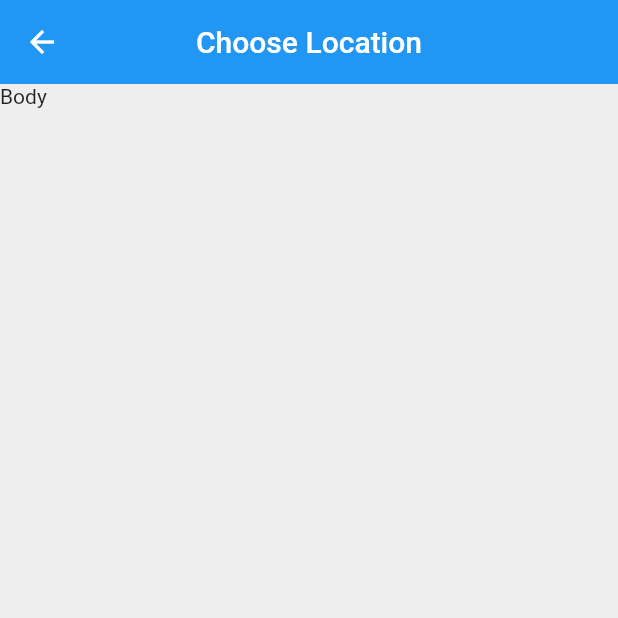
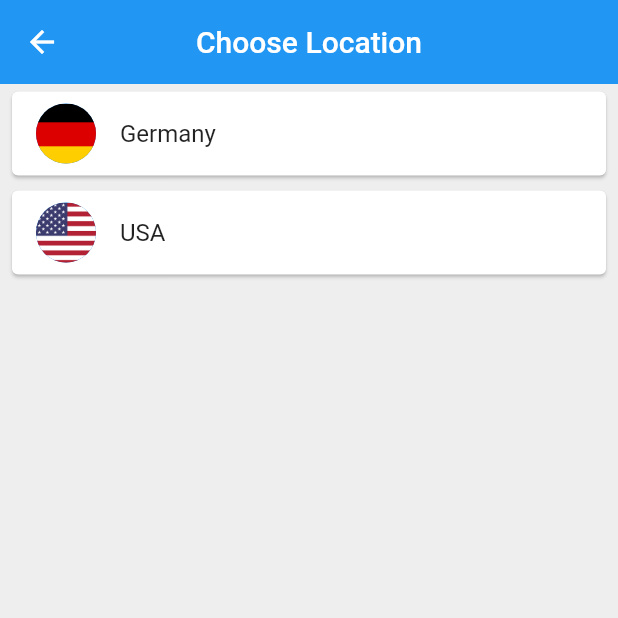
Before and after one commit to anantgoldie/world_time_flutter, a Flutter app: the ChooseLocation screen opened by its route, on a phone screen of 412 x 824 dp, the top half of it. Run offline on Flutter 3.47's test engine with Material 2 defaults, Android fonts, the phone set to English and light mode, and no system bars; our stand-ins replace flutter_spinkit; network calls fail.

Commit message:
project completed

```diff
--- a/lib/pages/choose_location.dart
+++ b/lib/pages/choose_location.dart
@@ -1,4 +1,5 @@
 import 'package:flutter/material.dart';
+import 'package:world_time/services/world_time.dart';
 
 class ChooseLocation extends StatefulWidget {
   static const routeName = '/chooseLocation';
@@ -8,6 +9,17 @@ class ChooseLocation extends StatefulWidget {
 }
 
 class _ChooseLocationState extends State<ChooseLocation> {
+  List<WorldTime> countries = [
+    WorldTime(url: "Europe/Berlin", location: "Germany", flag: "germany.png"),
+    WorldTime(url: "America/New_York", location: "USA", flag: "usa.png")
+  ];
+
+  void updateTime(index) async {
+    WorldTime newCountry = countries[index];
+    await newCountry.getCountryData();
+    Navigator.pop(context, newCountry);
+  }
+
   @override
   Widget build(BuildContext context) {
     print("build");
@@ -19,7 +31,24 @@ class _ChooseLocationState extends State<ChooseLocation> {
         centerTitle: true,
         backgroundColor: Colors.blue[587],
       ),
-      body: Text("Body"),
+      body: ListView.builder(
+        itemCount: countries.length,
+        itemBuilder: (context, index) {
+          return Padding(
+            padding: const EdgeInsets.symmetric(vertical: 1, horizontal: 4),
+            child: Card(
+                child: ListTile(
+              onTap: () {
+                updateTime(index);
+              },
+              title: Text(countries[index].location),
+              leading: CircleAvatar(
+                backgroundImage: AssetImage("assets/${countries[index].flag}"),
+              ),
+            )),
+          );
+        },
+      ),
     );
   }
 }
--- a/pubspec.yaml
+++ b/pubspec.yaml
@@ -21,6 +21,7 @@ dependencies:
     sdk: flutter
   http: ^0.12.0+4
   intl: ^0.16.1
+  flutter_spinkit: ^4.1.2+1
 
   # The following adds the Cupertino Icons font to your application.
   # Use with the CupertinoIcons class for iOS style icons.
@@ -43,9 +44,8 @@ flutter:
   uses-material-design: true
 
   # To add assets to your application, add an assets section, like this:
-  # assets:
-  #  - images/a_dot_burr.jpeg
-  #  - images/a_dot_ham.jpeg
+  assets:
+   - assets/
 
   # An image asset can refer to one or more resolution-specific "variants", see
   # https://flutter.dev/assets-and-images/#resolution-aware.
```
Also changed, not shown: lib/pages/home.dart (+25 -20 lines), lib/pages/loading.dart (+8 -3 lines), lib/services/world_time.dart (+7 -2 lines), assets/day.jpeg (added), assets/germany.png (added), assets/night.jpeg (added), assets/usa.png (added), pubspec.lock.
